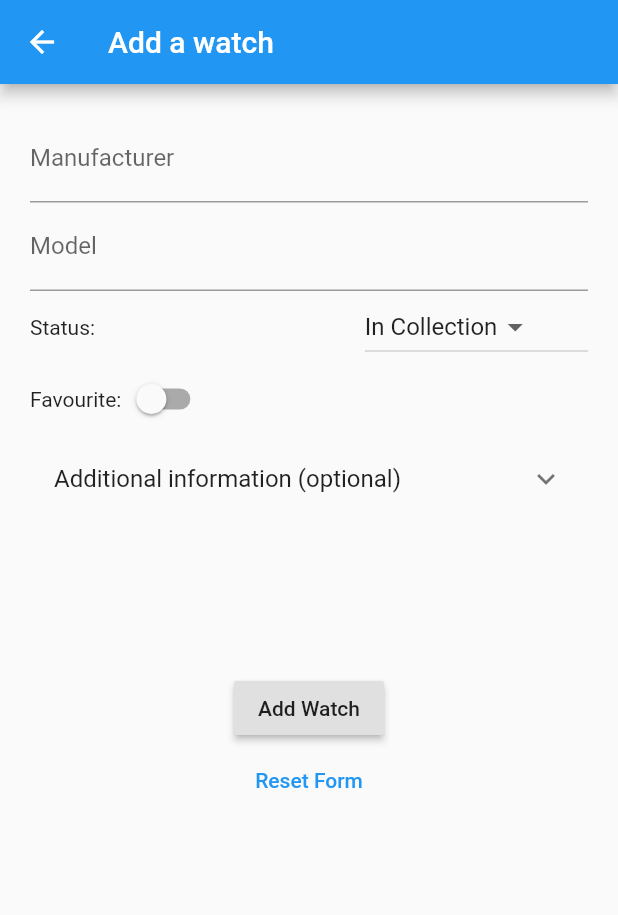
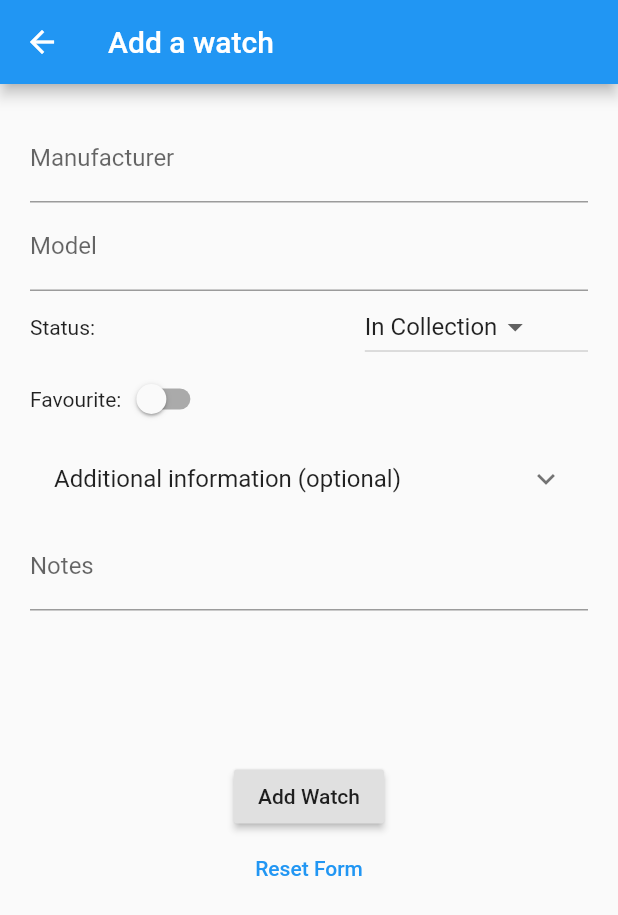
Before and after one commit to Stif-UK/WristCheck, a Flutter app: the screen it shows after launch, after a tap on the "add chart" icon, on a phone screen of 412 x 824 dp. Shown: the top 915 px of the screen. Run offline on Flutter 3.47's test engine with Material 2 defaults, Android fonts, the phone set to English and light mode, and no system bars; our stand-ins replace get, hive, hive_flutter, jiffy; accounts and stored records are empty.

Commit message:
Notes field implemented for watches

```diff
--- a/lib/model/watch_methods.dart
+++ b/lib/model/watch_methods.dart
@@ -5,7 +5,7 @@ import 'package:jiffy/jiffy.dart';
 class WatchMethods {
 
   static Future addWatch(String? manufacturer, String? model, String? serialNumber, bool favourite, String status,
-      DateTime? purchaseDate, DateTime? lastServicedDate, int serviceInterval){
+      DateTime? purchaseDate, DateTime? lastServicedDate, int serviceInterval, String? notes){
     String m = manufacturer!;
     String mo = model!;
     String? sn = serialNumber;
@@ -14,6 +14,7 @@ class WatchMethods {
     DateTime? pd = purchaseDate;
     DateTime? ls = lastServicedDate;
     int si = serviceInterval;
+    String? n = notes;
 
 
     final watch = Watches()
@@ -25,7 +26,8 @@ class WatchMethods {
       ..purchaseDate = pd
     ..lastServicedDate = ls
     ..serviceInterval = si
-    ..nextServiceDue = calculateNextService(pd, ls, si);
+    ..nextServiceDue = calculateNextService(pd, ls, si)
+    ..notes = n;
 
     final box = Boxes.getWatches();
 
--- a/lib/model/watches.dart
+++ b/lib/model/watches.dart
@@ -32,4 +32,7 @@ class Watches extends HiveObject{
   @HiveField(8)
   late DateTime? nextServiceDue;
 
+  @HiveField(9)
+  late String? notes;
+
 }
--- a/lib/ui/add_watch_widget.dart
+++ b/lib/ui/add_watch_widget.dart
@@ -1,9 +1,5 @@
 import 'package:flutter/material.dart';
 import 'package:get/get.dart';
-import 'package:hive/hive.dart';
-import 'package:hive_flutter/hive_flutter.dart';
-import 'package:wristcheck/model/watches.dart';
-import 'package:wristcheck/boxes.dart';
 import 'package:intl/intl.dart';
 import 'package:wristcheck/copy/dialogs.dart';
 import 'package:wristcheck/model/watch_methods.dart';
@@ -28,6 +24,7 @@ class _AddWatchState extends State<AddWatch> {
   DateTime? _purchaseDate;
   DateTime? _lastServicedDate;
   int _serviceInterval = 0;
+  String? _notes ="";
 
   //Setup options for watch collection status
   final List<String> _statusList = ["In Collection", "Sold", "Wishlist"];
@@ -261,6 +258,19 @@ class _AddWatchState extends State<AddWatch> {
     );
   }
 
+  //Build multi-line notes field
+  Widget _buildNotesField(){
+    return TextFormField(
+      decoration: const InputDecoration(labelText: "Notes"),
+      keyboardType: TextInputType.multiline,
+      minLines: 1,
+      maxLines: 10,
+      onSaved: (String? value){
+        _notes = value;
+      },
+    );
+  }
+
 
 
   @override
@@ -297,6 +307,7 @@ class _AddWatchState extends State<AddWatch> {
                 _buildServiceIntervalDropdown(),
               ],
               ),
+              _buildNotesField(),
 
 
               //Dropdown selector to capture watch status
@@ -310,7 +321,7 @@ class _AddWatchState extends State<AddWatch> {
 
                     if(_formKey.currentState!.validate()){
                       _formKey.currentState!.save(),
-                      WatchMethods.addWatch(_manufacturer, _model, _serialNumber, favourite, _status, _purchaseDate, _lastServicedDate, _serviceInterval),
+                      WatchMethods.addWatch(_manufacturer, _model, _serialNumber, favourite, _status, _purchaseDate, _lastServicedDate, _serviceInterval, _notes),
                       Get.back(),
                       //Display an acknowlegement snackbar - copy changes based on watch status
                       _status == "Wishlist"?
@@ -351,26 +362,4 @@ class _AddWatchState extends State<AddWatch> {
     );
   }
 
-  // Future addWatch(String? manufacturer, String? model, String? serialNumber, bool favourite, String status, DateTime? purchaseDate){
-  //   String m = manufacturer!;
-  //   String mo = model!;
-  //   String? sn = serialNumber;
-  //   bool fv = favourite;
-  //   String st = status;
-  //   DateTime? pd = purchaseDate;
-  //
-  //
-  //   final watch = Watches()
-  //       ..manufacturer = m
-  //       ..model = mo
-  //       ..serialNumber = sn
-  //       ..favourite = fv
-  //       ..status = st
-  //   ..purchaseDate = pd;
-  //
-  //   final box = Boxes.getWatches();
-  //
-  //   return box.add(watch);
-  //
-  // }
 }
--- a/lib/ui/view_watch.dart
+++ b/lib/ui/view_watch.dart
@@ -38,7 +38,9 @@ class ViewWatch extends StatelessWidget {
           SizedBox(height: 10),
           currentWatch.serviceInterval != 0? Text("Service every ${currentWatch.serviceInterval} years") : Text("Service interval not recorded"),
           SizedBox(height: 10),
-          currentWatch.nextServiceDue != null? Text("Next service date: ${DateFormat.yMMMd().format(currentWatch.nextServiceDue!)}"): Text("Next Service date: N/A")
+          currentWatch.nextServiceDue != null? Text("Next service date: ${DateFormat.yMMMd().format(currentWatch.nextServiceDue!)}"): Text("Next Service date: N/A"),
+          SizedBox(height: 10),
+          currentWatch.notes != null? Text("Notes: \n${currentWatch.notes}") : Text("Notes:")
 
 
 
```
Also changed, not shown: lib/model/watches.g.dart.
